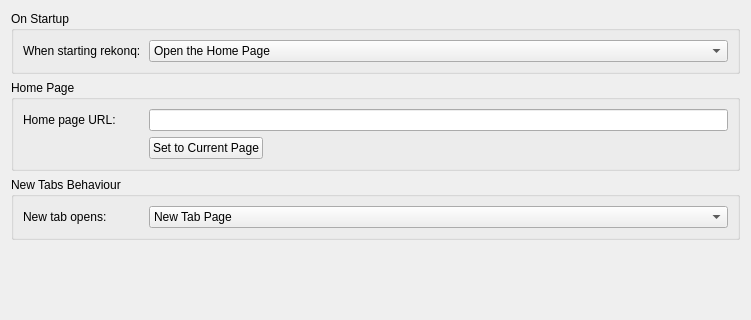
First picture: the form in src/settings_general.ui, repository KDE/rekonq, before the edit; both pictures show x 0 to 751 and y 0 to 320 of the 751 by 523 pixel window.
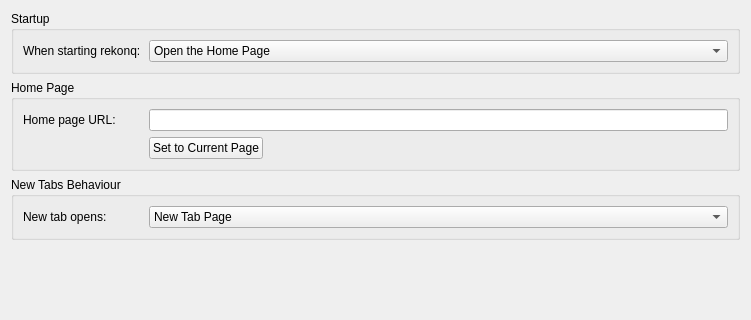
Second picture: the form after the edit. Custom widgets are drawn as their Qt base class.

Commit message: Modified string as discussed with pano

Diff of the .ui file:
```diff
--- a/src/settings_general.ui
+++ b/src/settings_general.ui
@@ -17,7 +17,7 @@
    <item>
     <widget class="QGroupBox" name="groupBox_2">
      <property name="title">
-      <string>On Startup</string>
+      <string>Startup</string>
      </property>
      <layout class="QHBoxLayout" name="horizontalLayout_2">
       <item>
```
